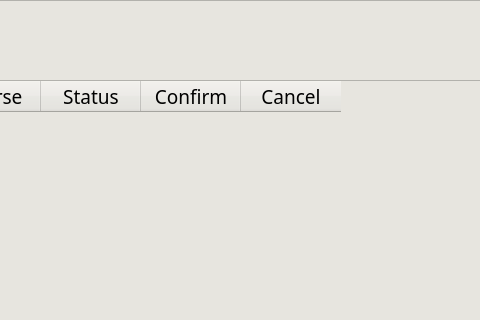
Above: app/gui/mainPage/first.ui from chananon-n/FineCuisine before the change; both pictures show x 360 to 840 and y 0 to 320 of the 1280 by 720 pixel window. Below: the same form after it.
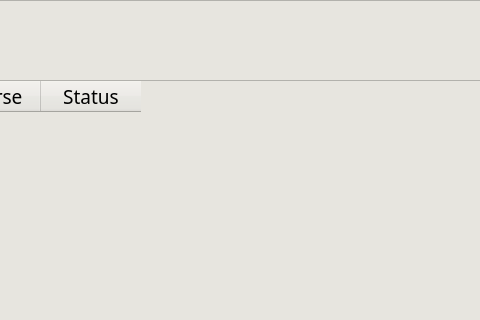
That is the form after the change. The open tabs and pages were chosen to show the change. Icons and pictures are not drawn.

```diff
--- a/app/gui/mainPage/first.ui
+++ b/app/gui/mainPage/first.ui
@@ -936,28 +936,6 @@
               </font>
              </property>
             </column>
-            <column>
-             <property name="text">
-              <string>Confirm</string>
-             </property>
-             <property name="font">
-              <font>
-               <family>KoHo</family>
-               <pointsize>14</pointsize>
-              </font>
-             </property>
-            </column>
-            <column>
-             <property name="text">
-              <string>Cancel</string>
-             </property>
-             <property name="font">
-              <font>
-               <family>KoHo</family>
-               <pointsize>14</pointsize>
-              </font>
-             </property>
-            </column>
            </widget>
           </widget>
           <widget class="QWidget" name="feedbackPage">
```
Left out of the diff: 2 changed lines with no effect on the pictures.
